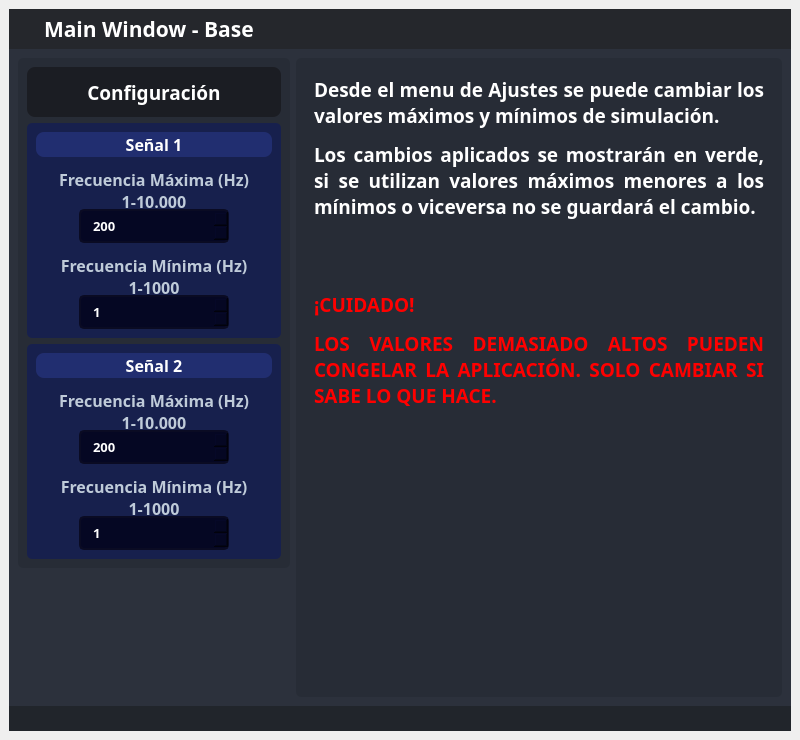
First picture: the form in src/ui/helpWindow.ui, repository lucasdepetrisd/Signal-Modulation-Analyzer, before the edit.
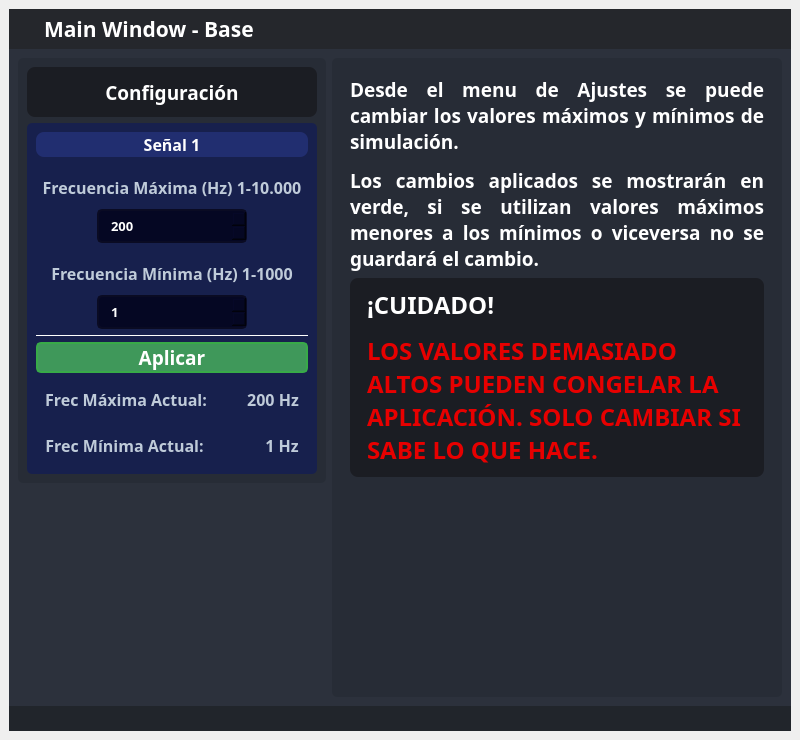
Second picture: the form after the edit. The open tabs and pages were chosen to show the change. Icons and pictures are not drawn.

Commit message: better help menu + navigation at help + settings menu apply buttons

Patch:
```diff
--- a/src/ui/helpWindow.ui
+++ b/src/ui/helpWindow.ui
@@ -238,6 +238,12 @@
 
 </string>
   </property>
+  <property name="iconSize">
+   <size>
+    <width>24</width>
+    <height>24</height>
+   </size>
+  </property>
   <widget class="QWidget" name="centralwidget">
    <property name="styleSheet">
     <string notr="true">color: white;</string>
@@ -4345,16 +4351,16 @@
                     </property>
                     <item alignment="Qt::AlignTop">
                      <widget class="QFrame" name="frame_18">
-                      <property name="minimumSize">
-                       <size>
-                        <width>180</width>
-                        <height>0</height>
-                       </size>
+                      <property name="sizePolicy">
+                       <sizepolicy hsizetype="Preferred" vsizetype="Preferred">
+                        <horstretch>0</horstretch>
+                        <verstretch>0</verstretch>
+                       </sizepolicy>
                       </property>
-                      <property name="maximumSize">
+                      <property name="minimumSize">
                        <size>
-                        <width>280</width>
-                        <height>16777215</height>
+                        <width>220</width>
+                        <height>425</height>
                        </size>
                       </property>
                       <property name="styleSheet">
@@ -4373,7 +4379,7 @@
                          <property name="verticalSpacing">
                           <number>6</number>
                          </property>
-                         <item row="1" column="0">
+                         <item row="2" column="0" alignment="Qt::AlignTop">
                           <widget class="QFrame" name="frame_21">
                            <property name="sizePolicy">
                             <sizepolicy hsizetype="Preferred" vsizetype="Preferred">
@@ -4390,7 +4396,7 @@
                            <property name="maximumSize">
                             <size>
                              <width>16777215</width>
-                             <height>290</height>
+                             <height>400</height>
                             </size>
                            </property>
                            <property name="styleSheet">
@@ -4403,7 +4409,7 @@
                            <property name="frameShadow">
                             <enum>QFrame::Raised</enum>
                            </property>
-                           <layout class="QVBoxLayout" name="verticalLayout_26" stretch="0,0,0,0,0">
+                           <layout class="QVBoxLayout" name="verticalLayout_26" stretch="0,0,0,0,0,0,0,0,0">
                             <property name="spacing">
                              <number>6</number>
                             </property>
@@ -4471,7 +4477,7 @@
                                <string notr="true">color: rgb(191, 203, 217)</string>
                               </property>
                               <property name="text">
-                               <string>&lt;html&gt;&lt;head/&gt;&lt;body&gt;&lt;p&gt;Frecuencia Máxima (Hz)&lt;br/&gt;1-10.000&lt;/p&gt;&lt;/body&gt;&lt;/html&gt;</string>
+                               <string>&lt;html&gt;&lt;head/&gt;&lt;body&gt;&lt;p&gt;Frecuencia Máxima (Hz) 1-10.000&lt;/p&gt;&lt;/body&gt;&lt;/html&gt;</string>
                               </property>
                               <property name="alignment">
                                <set>Qt::AlignCenter</set>
@@ -4598,7 +4604,7 @@
                                <string notr="true">color: rgb(191, 203, 217)</string>
                               </property>
                               <property name="text">
-                               <string>&lt;html&gt;&lt;head/&gt;&lt;body&gt;&lt;p&gt;Frecuencia Mínima (Hz)&lt;br/&gt;1-1000&lt;/p&gt;&lt;/body&gt;&lt;/html&gt;</string>
+                               <string>&lt;html&gt;&lt;head/&gt;&lt;body&gt;&lt;p&gt;Frecuencia Mínima (Hz) 1-1000&lt;/p&gt;&lt;/body&gt;&lt;/html&gt;</string>
                               </property>
                               <property name="alignment">
                                <set>Qt::AlignCenter</set>
@@ -4696,10 +4702,260 @@
                               </property>
                              </widget>
                             </item>
+                            <item>
+                             <widget class="Line" name="line">
+                              <property name="maximumSize">
+                               <size>
+                                <width>16777215</width>
+                                <height>1</height>
+                               </size>
+                              </property>
+                              <property name="styleSheet">
+                               <string notr="true">background-color: rgb(255, 255, 255);</string>
+                              </property>
+                              <property name="orientation">
+                               <enum>Qt::Horizontal</enum>
+                              </property>
+                             </widget>
+                            </item>
+                            <item>
+                             <widget class="QPushButton" name="btn_AplicarASK">
+                              <property name="sizePolicy">
+                               <sizepolicy hsizetype="Minimum" vsizetype="Preferred">
+                                <horstretch>0</horstretch>
+                                <verstretch>0</verstretch>
+                               </sizepolicy>
+                              </property>
+                              <property name="minimumSize">
+                               <size>
+                                <width>150</width>
+                                <height>30</height>
+                               </size>
+                              </property>
+                              <property name="maximumSize">
+                               <size>
+                                <width>16777215</width>
+                                <height>40</height>
+                               </size>
+                              </property>
+                              <property name="font">
+                               <font>
+                                <family>Satoshi Black</family>
+                                <pointsize>14</pointsize>
+                                <weight>75</weight>
+                                <bold>true</bold>
+                               </font>
+                              </property>
+                              <property name="styleSheet">
+                               <string notr="true">QPushButton {
+	border: 2px solid rgb(56, 170, 72);
+	border-radius: 5px;	
+	background-color: rgb(63, 152, 90);
+}
+
+/* rgb(52, 59, 72)*/
+QPushButton:hover {
+	background-color: rgb(60, 198, 84);
+	border: 2px solid rgb(60, 196, 72);
+}
+QPushButton:pressed {	
+	background-color: rgb(37, 138, 26);
+	border: 2px solid rgb(60, 196, 72);
+}</string>
+                              </property>
+                              <property name="text">
+                               <string>Aplicar</string>
+                              </property>
+                              <property name="icon">
+                               <iconset resource="files.qrc">
+                                <normaloff>:/16x16/icons/16x16/cil-check-alt.png</normaloff>:/16x16/icons/16x16/cil-check-alt.png</iconset>
+                              </property>
+                             </widget>
+                            </item>
+                            <item>
+                             <widget class="QFrame" name="frame_20">
+                              <property name="minimumSize">
+                               <size>
+                                <width>0</width>
+                                <height>40</height>
+                               </size>
+                              </property>
+                              <property name="maximumSize">
+                               <size>
+                                <width>16777215</width>
+                                <height>40</height>
+                               </size>
+                              </property>
+                              <property name="frameShape">
+                               <enum>QFrame::StyledPanel</enum>
+                              </property>
+                              <property name="frameShadow">
+                               <enum>QFrame::Raised</enum>
+                              </property>
+                              <layout class="QHBoxLayout" name="horizontalLayout_22">
+                               <item>
+                                <widget class="QLabel" name="label_top_info_31">
+                                 <property name="minimumSize">
+                                  <size>
+                                   <width>0</width>
+                                   <height>20</height>
+                                  </size>
+                                 </property>
+                                 <property name="maximumSize">
+                                  <size>
+                                   <width>16777215</width>
+                                   <height>30</height>
+                                  </size>
+                                 </property>
+                                 <property name="font">
+                                  <font>
+                                   <family>Satoshi</family>
+                                   <pointsize>12</pointsize>
+                                   <weight>75</weight>
+                                   <bold>true</bold>
+                                  </font>
+                                 </property>
+                                 <property name="styleSheet">
+                                  <string notr="true">color: rgb(191, 203, 217)</string>
+                                 </property>
+                                 <property name="text">
+                                  <string>Frec Máxima Actual:</string>
+                                 </property>
+                                 <property name="alignment">
+                                  <set>Qt::AlignCenter</set>
+                                 </property>
+                                </widget>
+                               </item>
+                               <item alignment="Qt::AlignRight">
+                                <widget class="QLabel" name="label_maxASK">
+                                 <property name="minimumSize">
+                                  <size>
+                                   <width>0</width>
+                                   <height>20</height>
+                                  </size>
+                                 </property>
+                                 <property name="maximumSize">
+                                  <size>
+                                   <width>16777215</width>
+                                   <height>30</height>
+                                  </size>
+                                 </property>
+                                 <property name="font">
+                                  <font>
+                                   <family>Satoshi</family>
+                                   <pointsize>12</pointsize>
+                                   <weight>75</weight>
+                                   <bold>true</bold>
+                                  </font>
+                                 </property>
+                                 <property name="styleSheet">
+                                  <string notr="true">color: rgb(191, 203, 217)</string>
+                                 </property>
+                                 <property name="text">
+                                  <string>200 Hz</string>
+                                 </property>
+                                 <property name="alignment">
+                                  <set>Qt::AlignCenter</set>
+                                 </property>
+                                </widget>
+                               </item>
+                              </layout>
+                             </widget>
+                            </item>
+                            <item>
+                             <widget class="QFrame" name="frame_16">
+                              <property name="minimumSize">
+                               <size>
+                                <width>0</width>
+                                <height>40</height>
+                               </size>
+                              </property>
+                              <property name="maximumSize">
+                               <size>
+                                <width>16777215</width>
+                                <height>40</height>
+                               </size>
+                              </property>
+                              <property name="frameShape">
+                               <enum>QFrame::StyledPanel</enum>
+                              </property>
+                              <property name="frameShadow">
+                               <enum>QFrame::Raised</enum>
+                              </property>
+                              <layout class="QHBoxLayout" name="horizontalLayout_18">
+                               <item>
+                                <widget class="QLabel" name="label_top_info_27">
+                                 <property name="minimumSize">
+                                  <size>
+                                   <width>0</width>
+                                   <height>20</height>
+                                  </size>
+                                 </property>
+                                 <property name="maximumSize">
+                                  <size>
+                                   <width>16777215</width>
+                                   <height>30</height>
+                                  </size>
+                                 </property>
+                                 <property name="font">
+                                  <font>
+                                   <family>Satoshi</family>
+                                   <pointsize>12</pointsize>
+                                   <weight>75</weight>
+                                   <bold>true</bold>
+                                  </font>
+                                 </property>
+                                 <property name="styleSheet">
+                                  <string notr="true">color: rgb(191, 203, 217)</string>
+                                 </property>
+                                 <property name="text">
+                                  <string>Frec Mínima Actual:</string>
+                                 </property>
+                                 <property name="alignment">
+                                  <set>Qt::AlignCenter</set>
+                                 </property>
+                                </widget>
+                               </item>
+                               <item alignment="Qt::AlignRight">
+                                <widget class="QLabel" name="label_minASK">
+                                 <property name="minimumSize">
+                                  <size>
+                                   <width>0</width>
+                                   <height>20</height>
+                                  </size>
+                                 </property>
+                                 <property name="maximumSize">
+                                  <size>
+                                   <width>16777215</width>
+                                   <height>30</height>
+                                  </size>
+                                 </property>
+                                 <property name="font">
+                                  <font>
+                                   <family>Satoshi</family>
+                                   <pointsize>12</pointsize>
+                                   <weight>75</weight>
+                                   <bold>true</bold>
+                                  </font>
+                                 </property>
+                                 <property name="styleSheet">
+                                  <string notr="true">color: rgb(191, 203, 217)</string>
+                                 </property>
+                                 <property name="text">
+                                  <string>1 Hz</string>
+                                 </property>
+                                 <property name="alignment">
+                                  <set>Qt::AlignCenter</set>
+                                 </property>
+                                </widget>
+                               </item>
+                              </layout>
+                             </widget>
+                            </item>
                            </layout>
                           </widget>
                          </item>
-                         <item row="0" column="0">
+                         <item row="1" column="0">
                           <widget class="QLabel" name="label_title_bar_top_6">
                            <property name="sizePolicy">
                             <sizepolicy hsizetype="Preferred" vsizetype="Preferred">
@@ -4716,7 +4972,7 @@
                            <property name="maximumSize">
                             <size>
                              <width>16777215</width>
-                             <height>125</height>
+                             <height>50</height>
                             </size>
                            </property>
                            <property name="font">
@@ -4756,332 +5012,6 @@
                            </property>
                           </widget>
                          </item>
-                         <item row="2" column="0">
-                          <widget class="QFrame" name="frame_23">
-                           <property name="sizePolicy">
-                            <sizepolicy hsizetype="Preferred" vsizetype="Preferred">
-                             <horstretch>0</horstretch>
-                             <verstretch>0</verstretch>
-                            </sizepolicy>
-                           </property>
-                           <property name="minimumSize">
-                            <size>
-                             <width>0</width>
-                             <height>200</height>
-                            </size>
-                           </property>
-                           <property name="maximumSize">
-                            <size>
-                             <width>16777215</width>
-                             <height>290</height>
-                            </size>
-                           </property>
-                           <property name="styleSheet">
-                            <string notr="true">background-color: rgb(23, 32, 77);
-border-radius: 5px;</string>
-                           </property>
-                           <property name="frameShape">
-                            <enum>QFrame::StyledPanel</enum>
-                           </property>
-                           <property name="frameShadow">
-                            <enum>QFrame::Raised</enum>
-                           </property>
-                           <layout class="QVBoxLayout" name="verticalLayout_27" stretch="0,0,0,0,0">
-                            <property name="spacing">
-                             <number>6</number>
-                            </property>
-                            <item>
-                             <widget class="QLabel" name="label_top_info_24">
-                              <property name="minimumSize">
-                               <size>
-                                <width>0</width>
-                                <height>25</height>
-                               </size>
-                              </property>
-                              <property name="maximumSize">
-                               <size>
-                                <width>16777215</width>
-                                <height>25</height>
-                               </size>
-                              </property>
-                              <property name="font">
-                               <font>
-                                <family>Satoshi Black</family>
-                                <pointsize>12</pointsize>
-                                <weight>75</weight>
-                                <bold>true</bold>
-                               </font>
-                              </property>
-                              <property name="styleSheet">
-                               <string notr="true">QLabel{
-	background-color: rgb(33, 46, 112);
-	border: 0px solid ;
-	border-radius: 8px;
-color: white;
-}</string>
-                              </property>
-                              <property name="text">
-                               <string>Señal 2</string>
-                              </property>
-                              <property name="alignment">
-                               <set>Qt::AlignCenter</set>
-                              </property>
-                             </widget>
-                            </item>
-                            <item>
-                             <widget class="QLabel" name="label_top_info_25">
-                              <property name="minimumSize">
-                               <size>
-                                <width>0</width>
-                                <height>40</height>
-                               </size>
-                              </property>
-                              <property name="maximumSize">
-                               <size>
-                                <width>16777215</width>
-                                <height>30</height>
-                               </size>
-                              </property>
-                              <property name="font">
-                               <font>
-                                <family>Satoshi</family>
-                                <pointsize>12</pointsize>
-                                <weight>75</weight>
-                                <bold>true</bold>
-                               </font>
-                              </property>
-                              <property name="styleSheet">
-                               <string notr="true">color: rgb(191, 203, 217)</string>
-                              </property>
-                              <property name="text">
-                               <string>&lt;html&gt;&lt;head/&gt;&lt;body&gt;&lt;p&gt;Frecuencia Máxima (Hz)&lt;br/&gt;1-10.000&lt;/p&gt;&lt;/body&gt;&lt;/html&gt;</string>
-                              </property>
-                              <property name="alignment">
-                               <set>Qt::AlignCenter</set>
-                              </property>
-                              <property name="wordWrap">
-                               <bool>true</bool>
-                              </property>
-                             </widget>
-                            </item>
-                            <item alignment="Qt::AlignHCenter">
-                             <widget class="QSpinBox" name="maxCarrierFSK1_2">
-                              <property name="sizePolicy">
-                               <sizepolicy hsizetype="Fixed" vsizetype="Fixed">
-                                <horstretch>0</horstretch>
-                                <verstretch>0</verstretch>
-                               </sizepolicy>
-                              </property>
-                              <property name="minimumSize">
-                               <size>
-                                <width>150</width>
-                                <height>30</height>
-                               </size>
-                              </property>
-                              <property name="font">
-                               <font>
-                                <family>Satoshi</family>
-                                <pointsize>10</pointsize>
-                                <weight>75</weight>
-                                <bold>true</bold>
-                               </font>
-                              </property>
-                              <property name="toolTip">
-                               <string/>
-                              </property>
-                              <property name="styleSheet">
-                               <string notr="true">QSpinBox{
-	background-color: rgb(5, 7, 35);
-	color: rgb(255,255,255);
-	border-radius: 5px;
-	border: 2px solid rgb(10, 11, 35);
-	padding: 5px;
-	padding-left: 10px;
-}
-QSpinBox:hover{
-	border: 2px solid rgb(0, 0, 127)
-}
-QSpinBox QAbstractItemView {
-	color: rgb(85, 170, 255);	
-	background-color: rgb(27, 29, 35);
-	padding: 10px;
-	selection-background-color: rgb(27, 29, 35);
-}
-/*
-rgb(27, 29, 35);
-rgb(13, 9, 59)
-*/
-
-QSpinBox::up-button{
-	width: 25px; 
-	border-left-width: 3px;
-	border-left-color: rgba(39, 44, 54, 150);
-	border-left-style: solid;
-	border-top-right-radius: 3px;
-	border-bottom-right-radius: 3px;	
-	background-image: url(:/16x16/icons/16x16/cil-arrow-top.png);
-	background-position: center;
-	background-repeat: no-reperat;
-}
-
-QSpinBox::up-button:hover{
-	background-color: rgb(80, 80, 80)
-}
-
-QSpinBox::down-button:hover{
-	background-color: rgb(80, 80, 80)
-}
-
-QSpinBox::down-button{
-	width: 25px; 
-	border-left-width: 3px;
-	border-left-color: rgba(39, 44, 54, 150);
-	border-left-style: solid;
-	border-top-right-radius: 3px;
-	border-bottom-right-radius: 3px;	
-	background-image: url(:/16x16/icons/16x16/cil-arrow-bottom.png);
-	background-position: center;
-	background-repeat: no-reperat;
-}</string>
-                              </property>
-                              <property name="minimum">
-                               <number>1</number>
-                              </property>
-                              <property name="maximum">
-                               <number>10000</number>
-                              </property>
-                              <property name="value">
-                               <number>200</number>
-                              </property>
-                             </widget>
-                            </item>
-                            <item>
-                             <widget class="QLabel" name="label_top_info_26">
-                              <property name="minimumSize">
-                               <size>
-                                <width>0</width>
-                                <height>40</height>
-                               </size>
-                              </property>
-                              <property name="maximumSize">
-                               <size>
-                                <width>16777215</width>
-                                <height>30</height>
-                               </size>
-                              </property>
-                              <property name="font">
-                               <font>
-                                <family>Satoshi</family>
-                                <pointsize>12</pointsize>
-                                <weight>75</weight>
-                                <bold>true</bold>
-                               </font>
-                              </property>
-                              <property name="styleSheet">
-                               <string notr="true">color: rgb(191, 203, 217)</string>
-                              </property>
-                              <property name="text">
-                               <string>&lt;html&gt;&lt;head/&gt;&lt;body&gt;&lt;p&gt;Frecuencia Mínima (Hz)&lt;br/&gt;1-1000&lt;/p&gt;&lt;/body&gt;&lt;/html&gt;</string>
-                              </property>
-                              <property name="alignment">
-                               <set>Qt::AlignCenter</set>
-                              </property>
-                              <property name="wordWrap">
-                               <bool>true</bool>
-                              </property>
-                             </widget>
-                            </item>
-                            <item alignment="Qt::AlignHCenter">
-                             <widget class="QSpinBox" name="minCarrierFSK1_2">
-                              <property name="sizePolicy">
-                               <sizepolicy hsizetype="Fixed" vsizetype="Fixed">
-                                <horstretch>0</horstretch>
-                                <verstretch>0</verstretch>
-                               </sizepolicy>
-                              </property>
-                              <property name="minimumSize">
-                               <size>
-                                <width>150</width>
-                                <height>30</height>
-                               </size>
-                              </property>
-                              <property name="font">
-                               <font>
-                                <family>Satoshi</family>
-                                <pointsize>10</pointsize>
-                                <weight>75</weight>
-                                <bold>true</bold>
-                               </font>
-                              </property>
-                              <property name="toolTip">
-                               <string/>
-                              </property>
-                              <property name="styleSheet">
-                               <string notr="true">QSpinBox{
-	background-color: rgb(5, 7, 35);
-	color: rgb(255,255,255);
-	border-radius: 5px;
-	border: 2px solid rgb(10, 11, 35);
-	padding: 5px;
-	padding-left: 10px;
-}
-QSpinBox:hover{
-	border: 2px solid rgb(0, 0, 127)
-}
-QSpinBox QAbstractItemView {
-	color: rgb(85, 170, 255);	
-	background-color: rgb(27, 29, 35);
-	padding: 10px;
-	selection-background-color: rgb(27, 29, 35);
-}
-/*
-rgb(27, 29, 35);
-rgb(13, 9, 59)
-*/
-
-QSpinBox::up-button{
-	width: 25px; 
-	border-left-width: 3px;
-	border-left-color: rgba(39, 44, 54, 150);
-	border-left-style: solid;
-	border-top-right-radius: 3px;
-	border-bottom-right-radius: 3px;	
-	background-image: url(:/16x16/icons/16x16/cil-arrow-top.png);
-	background-position: center;
-	background-repeat: no-reperat;
-}
-
-QSpinBox::up-button:hover{
-	background-color: rgb(80, 80, 80)
-}
-
-QSpinBox::down-button:hover{
-	background-color: rgb(80, 80, 80)
-}
-
-QSpinBox::down-button{
-	width: 25px; 
-	border-left-width: 3px;
-	border-left-color: rgba(39, 44, 54, 150);
-	border-left-style: solid;
-	border-top-right-radius: 3px;
-	border-bottom-right-radius: 3px;	
-	background-image: url(:/16x16/icons/16x16/cil-arrow-bottom.png);
-	background-position: center;
-	background-repeat: no-reperat;
-}</string>
-                              </property>
-                              <property name="minimum">
-                               <number>1</number>
-                              </property>
-                              <property name="maximum">
-                               <number>1000</number>
-                              </property>
-                             </widget>
-                            </item>
-                           </layout>
-                          </widget>
-                         </item>
                         </layout>
                        </item>
                       </layout>
@@ -5095,6 +5025,12 @@
                         <height>0</height>
                        </size>
                       </property>
+                      <property name="maximumSize">
+                       <size>
+                        <width>450</width>
+                        <height>650</height>
+                       </size>
+                      </property>
                       <property name="styleSheet">
                        <string notr="true">background-color: rgb(39, 44, 54);
 border-radius: 5px;</string>
@@ -5119,7 +5055,7 @@
                            <widget class="QLabel" name="label_4">
                             <property name="minimumSize">
                              <size>
-                              <width>450</width>
+                              <width>0</width>
                               <height>0</height>
                              </size>
                             </property>
@@ -5149,23 +5085,31 @@
                            <widget class="QLabel" name="label_5">
                             <property name="minimumSize">
                              <size>
-                              <width>450</width>
+                              <width>0</width>
                               <height>0</height>
                              </size>
                             </property>
                             <property name="font">
                              <font>
                               <family>Satoshi</family>
-                              <pointsize>14</pointsize>
+                              <pointsize>18</pointsize>
                               <weight>75</weight>
                               <bold>true</bold>
                              </font>
                             </property>
+                            <property name="styleSheet">
+                             <string notr="true">QLabel{
+background-color: rgb(27, 29, 35);
+border: 0px solid ;
+border-radius: 8px;
+padding: 10px
+}</string>
+                            </property>
                             <property name="text">
-                             <string>&lt;html&gt;&lt;head/&gt;&lt;body&gt;&lt;p&gt;&lt;span style=&quot; color:#ff0000;&quot;&gt;&lt;br/&gt;&lt;/span&gt;&lt;/p&gt;&lt;p&gt;&lt;span style=&quot; color:#ff0000;&quot;&gt;¡CUIDADO!&lt;/span&gt;&lt;/p&gt;&lt;p&gt;&lt;span style=&quot; color:#ff0000;&quot;&gt;LOS VALORES DEMASIADO ALTOS PUEDEN CONGELAR LA APLICACIÓN. SOLO CAMBIAR SI SABE LO QUE HACE.&lt;/span&gt;&lt;/p&gt;&lt;/body&gt;&lt;/html&gt;</string>
+                             <string>&lt;html&gt;&lt;head/&gt;&lt;body&gt;&lt;p&gt;&lt;img src=&quot;:/20x20/icons/20x20/cil-danger.png&quot;/&gt;&lt;span style=&quot; color:#ffffff;&quot;&gt; ¡CUIDADO! &lt;/span&gt;&lt;img src=&quot;:/20x20/icons/20x20/cil-danger.png&quot;/&gt;&lt;/p&gt;&lt;p&gt;&lt;span style=&quot; color:#e70000;&quot;&gt;LOS VALORES DEMASIADO ALTOS PUEDEN CONGELAR LA APLICACIÓN. SOLO CAMBIAR SI SABE LO QUE HACE.&lt;/span&gt;&lt;/p&gt;&lt;/body&gt;&lt;/html&gt;</string>
                             </property>
                             <property name="alignment">
-                             <set>Qt::AlignJustify|Qt::AlignVCenter</set>
+                             <set>Qt::AlignLeading|Qt::AlignLeft|Qt::AlignVCenter</set>
                             </property>
                             <property name="wordWrap">
                              <bool>true</bool>
```
Left out of the diff: 227 changed lines with no effect on the pictures. The commit also changes 12 other files.
